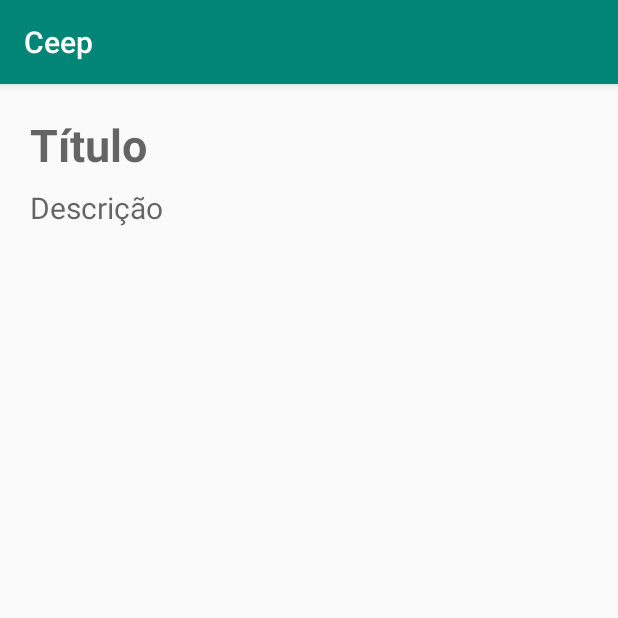
After one commit to eu-vinnom/Ceep-Alura, an Android app: the FormularioNotaActivity screen opened directly, with no data from a screen before it, on a phone screen of 412 x 824 dp, the top half of it. The commit adds this screen. Run offline under Robolectric (Android 15) with nearby library versions, the phone set to English and light mode, and no system bars.

Commit message:
criação da FormularioNotaActivity e seu layout

```diff
--- a/app/src/main/AndroidManifest.xml
+++ b/app/src/main/AndroidManifest.xml
@@ -14,9 +14,11 @@
 		android:theme="@style/AppTheme"
 		tools:ignore="GoogleAppIndexingWarning"
 		>
+		<activity android:name=".ui.activity.FormularioNotaActivity"></activity>
 		<activity android:name=".ui.activity.ListaNotasActivity">
 			<intent-filter>
 				<action android:name="android.intent.action.MAIN" />
+
 				<category android:name="android.intent.category.LAUNCHER" />
 			</intent-filter>
 		</activity>
--- /dev/null
+++ b/app/src/main/java/br/com/alura/ceep/ui/activity/FormularioNotaActivity.java
@@ -0,0 +1,15 @@
+package br.com.alura.ceep.ui.activity;
+
+import androidx.appcompat.app.AppCompatActivity;
+import br.com.alura.ceep.R;
+
+import android.os.Bundle;
+
+public class FormularioNotaActivity extends AppCompatActivity{
+
+	@Override
+	protected void onCreate(Bundle savedInstanceState){
+		super.onCreate(savedInstanceState);
+		setContentView(R.layout.activity_formulario_nota);
+	}
+}
--- /dev/null
+++ b/app/src/main/res/layout/activity_formulario_nota.xml
@@ -0,0 +1,42 @@
+<?xml version="1.0" encoding="utf-8"?>
+<androidx.constraintlayout.widget.ConstraintLayout
+	xmlns:android="http://schemas.android.com/apk/res/android"
+	xmlns:app="http://schemas.android.com/apk/res-auto"
+	android:layout_width="match_parent"
+	android:layout_height="match_parent"
+	>
+
+	<EditText
+		android:id="@+id/formulario_nota_titulo"
+		android:layout_width="0dp"
+		android:layout_height="wrap_content"
+		android:layout_margin="20dp"
+		android:background="@android:color/transparent"
+		android:hint="@string/titulo"
+		android:importantForAutofill="no"
+		android:inputType="textMultiLine"
+		android:textSize="30sp"
+		android:textStyle="bold"
+		app:layout_constraintEnd_toEndOf="parent"
+		app:layout_constraintStart_toStartOf="parent"
+		app:layout_constraintTop_toTopOf="parent"
+		/>
+
+	<EditText
+		android:id="@+id/formulario_nota_descricao"
+		android:layout_width="0dp"
+		android:layout_height="0dp"
+		android:layout_marginTop="8dp"
+		android:layout_marginBottom="8dp"
+		android:background="@android:color/transparent"
+		android:gravity="top"
+		android:hint="@string/descricao"
+		android:importantForAutofill="no"
+		android:inputType="textMultiLine"
+		android:textSize="20sp"
+		app:layout_constraintBottom_toBottomOf="parent"
+		app:layout_constraintEnd_toEndOf="@id/formulario_nota_titulo"
+		app:layout_constraintStart_toStartOf="@id/formulario_nota_titulo"
+		app:layout_constraintTop_toBottomOf="@id/formulario_nota_titulo"
+		/>
+</androidx.constraintlayout.widget.ConstraintLayout>
--- a/app/src/main/res/values/strings.xml
+++ b/app/src/main/res/values/strings.xml
@@ -1,4 +1,7 @@
 <resources>
 	<string name="app_name">Ceep</string>
 	<string name="inserir_nota">Insira uma nota</string>
+	<string name="salvar_nota">Salvar Nota</string>
+	<string name="titulo">Título</string>
+	<string name="descricao">Descrição</string>
 </resources>
```
